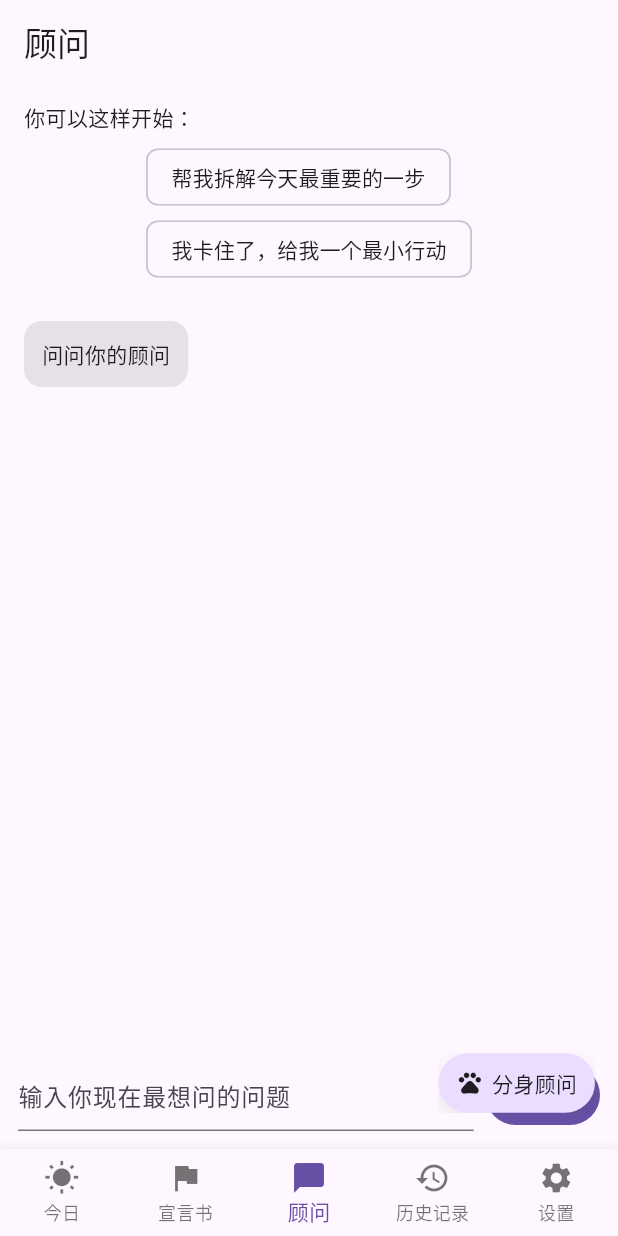
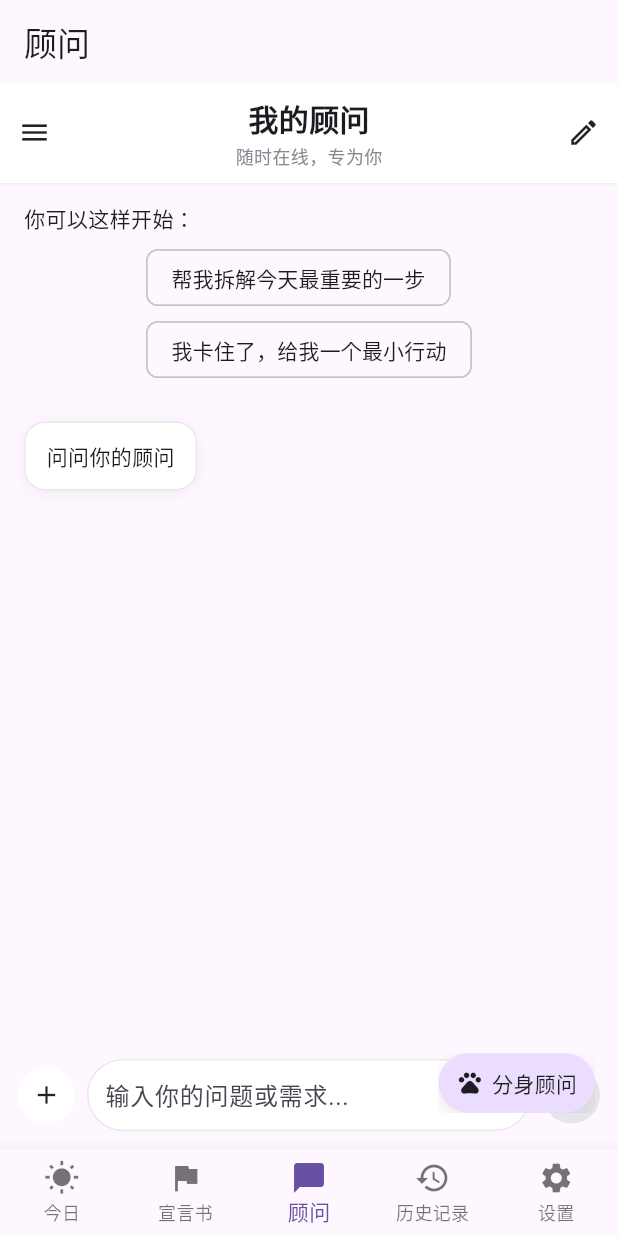
Before and after one commit to mlai21/PetPaw, a Flutter app: the screen it shows after launch, item 3 of the bottom bar chosen, on a phone screen of 412 x 824 dp. Run offline on Flutter 3.47's test engine with Material 3 defaults, Android fonts, the phone set to English and light mode, and no system bars.

Commit message:
feat: align advisor page to minimalist reference style
Restyle the advisor page to match the provided iOS-like visual language while preserving existing IA behavior. Add an expandable in-message thinking details section so users can inspect retrieval sources and reasoning context without leaving the chat flow.

Co-authored-by: Cursor <cursoragent@cursor.com>

```diff
--- a/apps/mobile/lib/features/advisor/advisor_chat_page.dart
+++ b/apps/mobile/lib/features/advisor/advisor_chat_page.dart
@@ -27,6 +27,7 @@ class _AdvisorChatPageState extends State<AdvisorChatPage> {
   late final List<_ChatMessage> _messages;
   bool _isStreaming = false;
   int _streamSessionId = 0;
+  bool _thinkingDetailsExpanded = false;
 
   @override
   void initState() {
@@ -53,6 +54,7 @@ class _AdvisorChatPageState extends State<AdvisorChatPage> {
     final suggestionChips = _buildSuggestionChips();
     return Column(
       children: [
+        const _AdvisorHeader(),
         if (widget.fromTodayContext != null && widget.onBackToToday != null)
           Align(
             alignment: Alignment.centerLeft,
@@ -85,8 +87,11 @@ class _AdvisorChatPageState extends State<AdvisorChatPage> {
         Expanded(
           child: ListView.builder(
             padding: const EdgeInsets.all(16),
-            itemCount: _messages.length,
+            itemCount: _messages.length + (_isStreaming ? 1 : 0),
             itemBuilder: (context, index) {
+              if (_isStreaming && index == _messages.length) {
+                return _buildThinkingCard();
+              }
               final message = _messages[index];
               return _messageBubble(context, message.role, message.text);
             },
@@ -95,21 +100,43 @@ class _AdvisorChatPageState extends State<AdvisorChatPage> {
         SafeArea(
           top: false,
           child: Padding(
-            padding: const EdgeInsets.fromLTRB(12, 0, 12, 12),
+            padding: const EdgeInsets.fromLTRB(12, 6, 12, 12),
             child: Row(
               children: [
+                _InputIconButton(icon: Icons.add, onPressed: () {}),
+                const SizedBox(width: 8),
                 Expanded(
-                  child: TextField(
-                    controller: _controller,
-                    decoration: const InputDecoration(
-                      hintText: '输入你现在最想问的问题',
+                  child: DecoratedBox(
+                    decoration: BoxDecoration(
+                      color: Colors.white,
+                      borderRadius: BorderRadius.circular(24),
+                      border: Border.all(color: const Color(0xFFE9E9EC)),
+                    ),
+                    child: Padding(
+                      padding: const EdgeInsets.symmetric(horizontal: 12),
+                      child: Row(
+                        children: [
+                          Expanded(
+                            child: TextField(
+                              controller: _controller,
+                              decoration: const InputDecoration(
+                                hintText: '输入你的问题或需求...',
+                                border: InputBorder.none,
+                              ),
+                            ),
+                          ),
+                          _InputIconButton(icon: Icons.mic_none, onPressed: () {}),
+                        ],
+                      ),
                     ),
                   ),
                 ),
                 const SizedBox(width: 8),
-                FilledButton(
+                _InputIconButton(
+                  key: const Key('advisor_send_button'),
+                  icon: Icons.north,
                   onPressed: _sendMessage,
-                  child: const Text('发送'),
+                  fillColor: const Color(0xFFE5E5EA),
                 ),
               ],
             ),
@@ -124,15 +151,78 @@ class _AdvisorChatPageState extends State<AdvisorChatPage> {
     return Align(
       alignment: isUser ? Alignment.centerRight : Alignment.centerLeft,
       child: Container(
-        margin: const EdgeInsets.only(bottom: 10),
-        padding: const EdgeInsets.all(12),
+        margin: const EdgeInsets.only(bottom: 12),
+        constraints: const BoxConstraints(maxWidth: 320),
+        padding: const EdgeInsets.symmetric(horizontal: 14, vertical: 12),
         decoration: BoxDecoration(
-          color: isUser
-              ? Theme.of(context).colorScheme.primaryContainer
-              : Theme.of(context).colorScheme.surfaceContainerHighest,
-          borderRadius: BorderRadius.circular(12),
+          color: Colors.white,
+          borderRadius: BorderRadius.circular(14),
+          border: Border.all(color: const Color(0xFFE9E9EC)),
+          boxShadow: const [
+            BoxShadow(
+              color: Color(0x0C000000),
+              blurRadius: 8,
+              offset: Offset(0, 2),
+            ),
+          ],
         ),
         child: Text(text),
+      ),
+    );
+  }
+
+  Widget _buildThinkingCard() {
+    return Container(
+      margin: const EdgeInsets.only(bottom: 12),
+      padding: const EdgeInsets.symmetric(horizontal: 12, vertical: 10),
+      decoration: BoxDecoration(
+        color: Colors.white,
+        borderRadius: BorderRadius.circular(14),
+        border: Border.all(color: const Color(0xFFE9E9EC)),
+      ),
+      child: Column(
+        crossAxisAlignment: CrossAxisAlignment.start,
+        children: [
+          Row(
+            children: [
+              const Expanded(
+                child: Text(
+                  '... 正在思考 ...',
+                  style: TextStyle(color: Color(0xFF7A7A82)),
+                ),
+              ),
+              IconButton(
+                key: const Key('advisor_thinking_toggle'),
+                onPressed: () => setState(
+                  () => _thinkingDetailsExpanded = !_thinkingDetailsExpanded,
+                ),
+                icon: Icon(
+                  _thinkingDetailsExpanded
+                      ? Icons.keyboard_arrow_up
+                      : Icons.keyboard_arrow_down,
+                ),
+              ),
+            ],
+          ),
+          if (_thinkingDetailsExpanded)
+            const Padding(
+              padding: EdgeInsets.only(top: 4, left: 2, right: 2),
+              child: Column(
+                crossAxisAlignment: CrossAxisAlignment.start,
+                children: [
+                  Text('检索来源'),
+                  SizedBox(height: 4),
+                  Text('- wikipedia.org'),
+                  Text('- productivityist.com'),
+                  SizedBox(height: 8),
+                  Text('关键词'),
+                  SizedBox(height: 4),
+                  Text('- 时间管理'),
+                  Text('- 夜间效率'),
+                ],
+              ),
+            ),
+        ],
       ),
     );
   }
@@ -190,6 +280,7 @@ class _AdvisorChatPageState extends State<AdvisorChatPage> {
       _messages.add(_ChatMessage(role: 'user', text: text));
       _messages.add(const _ChatMessage(role: 'advisor', text: _skeletonReply));
       _isStreaming = true;
+      _thinkingDetailsExpanded = false;
     });
     _controller.clear();
 
@@ -230,3 +321,70 @@ class _ChatMessage {
   final String role;
   final String text;
 }
+
+class _AdvisorHeader extends StatelessWidget {
+  const _AdvisorHeader();
+
+  @override
+  Widget build(BuildContext context) {
+    return Container(
+      padding: const EdgeInsets.fromLTRB(12, 8, 12, 10),
+      decoration: const BoxDecoration(
+        color: Colors.white,
+        border: Border(bottom: BorderSide(color: Color(0xFFEFEFF1))),
+      ),
+      child: Row(
+        children: const [
+          Icon(Icons.menu, size: 22),
+          Expanded(
+            child: Column(
+              mainAxisSize: MainAxisSize.min,
+              children: [
+                Text(
+                  '我的顾问',
+                  style: TextStyle(fontSize: 20, fontWeight: FontWeight.w700),
+                ),
+                SizedBox(height: 2),
+                Text(
+                  '随时在线，专为你',
+                  style: TextStyle(fontSize: 12, color: Color(0xFF888892)),
+                ),
+              ],
+            ),
+          ),
+          Icon(Icons.edit_outlined, size: 22),
+        ],
+      ),
+    );
+  }
+}
+
+class _InputIconButton extends StatelessWidget {
+  const _InputIconButton({
+    super.key,
+    required this.icon,
+    required this.onPressed,
+    this.fillColor = Colors.white,
+  });
+
+  final IconData icon;
+  final VoidCallback onPressed;
+  final Color fillColor;
+
+  @override
+  Widget build(BuildContext context) {
+    return Material(
+      color: fillColor,
+      shape: const CircleBorder(),
+      child: InkWell(
+        customBorder: const CircleBorder(),
+        onTap: onPressed,
+        child: SizedBox(
+          width: 38,
+          height: 38,
+          child: Icon(icon, size: 20),
+        ),
+      ),
+    );
+  }
+}
```
Also changed, not shown: 1 other file.
